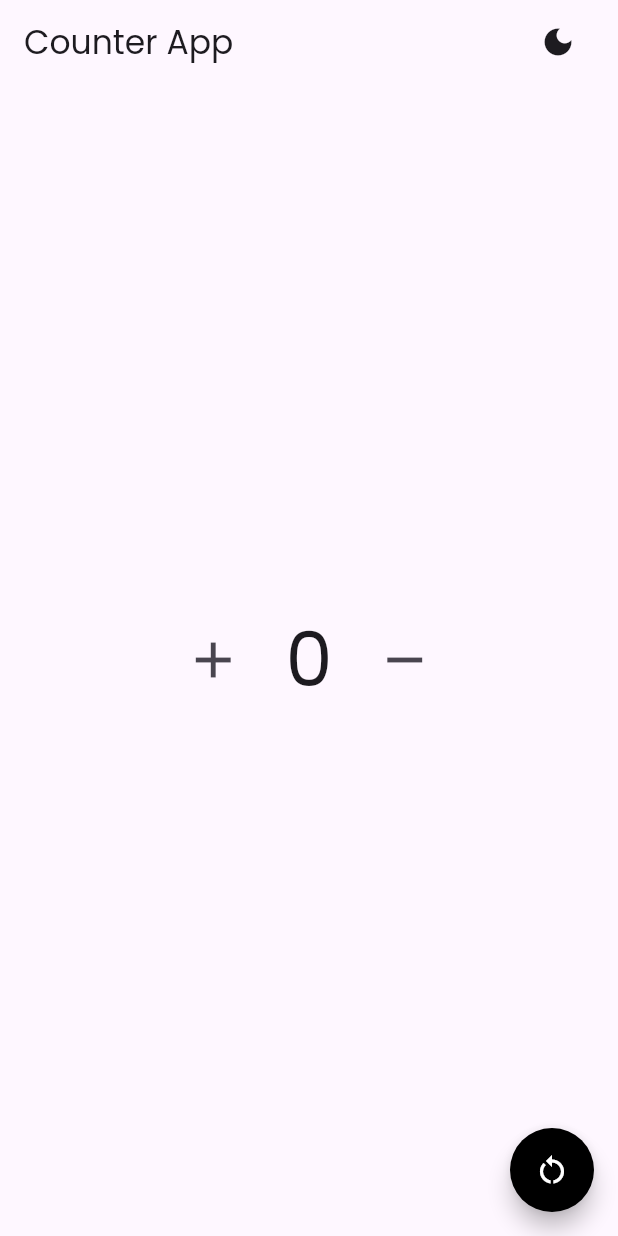
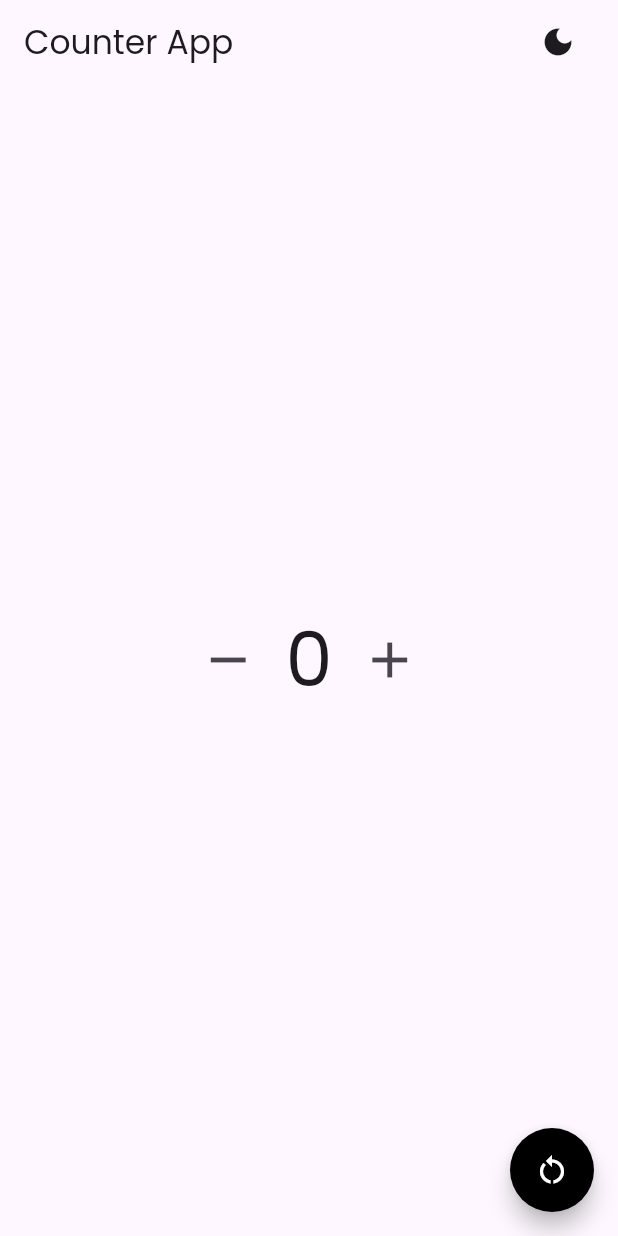
Before and after one commit to Martialmeans/Counter_Cubits_Bloc, a Flutter app: the screen it shows after launch, on a phone screen of 412 x 824 dp. Run offline on Flutter 3.47's test engine with Material 3 defaults, Android fonts, the phone set to English and light mode, and no system bars; our stand-ins replace flutter_bloc, google_fonts, shared_preferences.

Commit message:
changed the code to flutter 3.27 & rearranged the icon buttons

```diff
--- a/lib/screens/counter_view.dart
+++ b/lib/screens/counter_view.dart
@@ -33,16 +33,14 @@ class CounterView extends StatelessWidget {
             Row(
               mainAxisAlignment: MainAxisAlignment.center,
               crossAxisAlignment: CrossAxisAlignment.center,
+              spacing: 10.0,
               children: [
                 IconButton(
                   onPressed: () {
-                    context.read<CounterCubit>().increment();
+                    context.read<CounterCubit>().decrement();
                   },
                   iconSize: 40,
-                  icon: const Icon(Icons.add),
-                ),
-                const SizedBox(
-                  width: 20,
+                  icon: const Icon(Icons.remove),
                 ),
                 BlocBuilder<CounterCubit, int>(
                   builder: (context, state) {
@@ -54,15 +52,12 @@ class CounterView extends StatelessWidget {
                     );
                   },
                 ),
-                const SizedBox(
-                  width: 20,
-                ),
                 IconButton(
                   onPressed: () {
-                    context.read<CounterCubit>().decrement();
+                    context.read<CounterCubit>().increment();
                   },
                   iconSize: 40,
-                  icon: const Icon(Icons.remove),
+                  icon: const Icon(Icons.add),
                 ),
               ],
             ),
```
